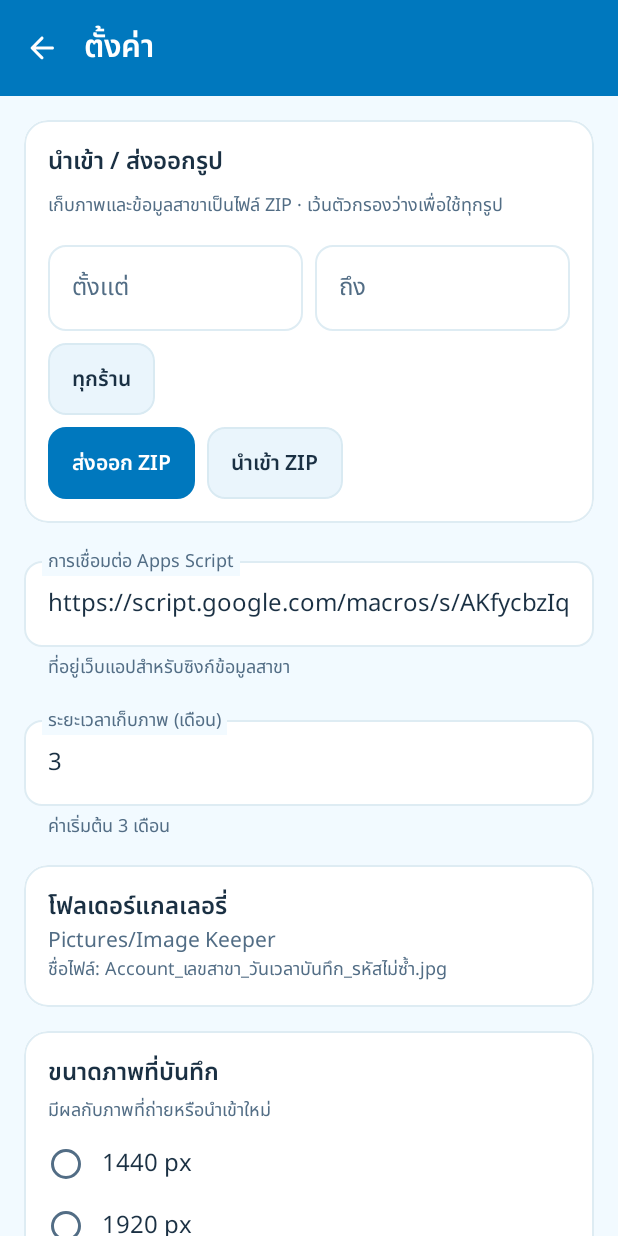
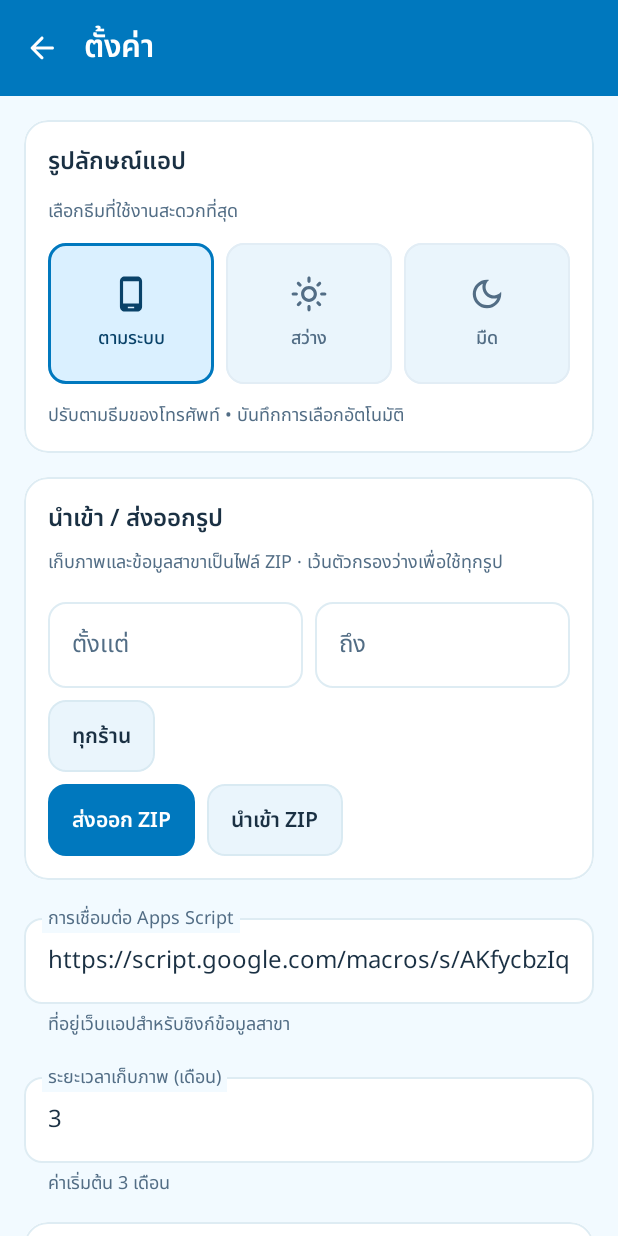
Before and after one commit to surakiatforwork-art/Image_Keeper, an Android app built with Jetpack Compose: the SettingsScreen screen opened through its navigation route, on a phone screen of 412 x 824 dp. Run offline under Robolectric (Android 15) with nearby library versions, the phone set to English and light mode, and no system bars; our stand-ins replace Room's generated code; 1 statement that could not run was skipped.

Commit message:
Add persistent system light dark theme selector with gallery palette

```diff
--- a/app/build.gradle.kts
+++ b/app/build.gradle.kts
@@ -14,8 +14,8 @@ android {
         applicationId = "com.branchphotovault"
         minSdk = 26
         targetSdk = 35
-        versionCode = 54
-        versionName = "1.4.0-beta.36-GalleryWorkContinuity-Private"
+        versionCode = 55
+        versionName = "1.4.0-beta.37-ManualThemeSelection-Private"
 
         testInstrumentationRunner = "androidx.test.runner.AndroidJUnitRunner"
         vectorDrawables {
--- a/app/src/main/java/com/branchphotovault/MainActivity.kt
+++ b/app/src/main/java/com/branchphotovault/MainActivity.kt
@@ -5,6 +5,10 @@ import android.view.KeyEvent
 import androidx.activity.ComponentActivity
 import androidx.activity.compose.setContent
 import androidx.compose.runtime.CompositionLocalProvider
+import androidx.compose.runtime.getValue
+import androidx.compose.foundation.isSystemInDarkTheme
+import androidx.lifecycle.compose.collectAsStateWithLifecycle
+import com.branchphotovault.data.model.AppThemeMode
 import com.branchphotovault.ui.theme.BranchPhotoVaultTheme
 
 class MainActivity : ComponentActivity() {
@@ -37,7 +41,15 @@ class MainActivity : ComponentActivity() {
         val app = application as BranchPhotoVaultApplication
 
         setContent {
-            BranchPhotoVaultTheme {
+            val themeMode by app.container.settingsRepository.appThemeModeFlow
+                .collectAsStateWithLifecycle(initialValue = AppThemeMode.SYSTEM)
+            val systemDark = isSystemInDarkTheme()
+            val useDark = when (themeMode) {
+                AppThemeMode.SYSTEM -> systemDark
+                AppThemeMode.LIGHT -> false
+                AppThemeMode.DARK -> true
+            }
+            BranchPhotoVaultTheme(darkTheme = useDark) {
                 CompositionLocalProvider(LocalAppContainer provides app.container) {
                     BranchPhotoVaultApp()
                 }
--- /dev/null
+++ b/app/src/main/java/com/branchphotovault/data/model/AppThemeMode.kt
@@ -0,0 +1,16 @@
+package com.branchphotovault.data.model
+
+/**
+ * User choice takes precedence over Android night-mode.
+ * SYSTEM preserves the application's existing default.
+ */
+enum class AppThemeMode(val label: String, val description: String) {
+    SYSTEM("ตามระบบ", "ปรับตามธีมของโทรศัพท์"),
+    LIGHT("สว่าง", "พื้นหลังสว่าง อ่านง่ายในที่มีแสง"),
+    DARK("มืด", "พื้นหลังเข้ม ถนอมสายตาในที่แสงน้อย");
+
+    companion object {
+        fun fromStored(value: String?): AppThemeMode =
+            entries.firstOrNull { it.name == value } ?: SYSTEM
+    }
+}
--- a/app/src/main/java/com/branchphotovault/data/repository/SettingsRepository.kt
+++ b/app/src/main/java/com/branchphotovault/data/repository/SettingsRepository.kt
@@ -6,6 +6,7 @@ import androidx.datastore.preferences.core.intPreferencesKey
 import androidx.datastore.preferences.core.longPreferencesKey
 import androidx.datastore.preferences.core.stringPreferencesKey
 import androidx.datastore.preferences.preferencesDataStore
+import com.branchphotovault.data.model.AppThemeMode
 import com.branchphotovault.data.model.ImageAspectRatioOption
 import com.branchphotovault.data.model.ImageSizeOption
 import com.branchphotovault.util.AppConfig
@@ -25,6 +26,19 @@ class SettingsRepository(private val context: Context) {
         val imageLongEdge = intPreferencesKey("image_long_edge")
         val imageAspectRatioKey = stringPreferencesKey("image_aspect_ratio_key")
         val lastCameraLensFacing = intPreferencesKey("last_camera_lens_facing")
+        val appThemeMode = stringPreferencesKey("app_theme_mode")
+    }
+
+    // A single DataStore flow drives the entire Material3 color scheme.
+    // Invalid future/legacy values fail safely to the Android system setting.
+    val appThemeModeFlow: Flow<AppThemeMode> = context.settingsDataStore.data.map { preferences ->
+        AppThemeMode.fromStored(preferences[Keys.appThemeMode])
+    }
+
+    suspend fun setAppThemeMode(value: AppThemeMode) {
+        context.settingsDataStore.edit { preferences ->
+            preferences[Keys.appThemeMode] = value.name
+        }
     }
 
     val baseUrlFlow: Flow<String> = context.settingsDataStore.data.map { preferences ->
--- /dev/null
+++ b/app/src/main/java/com/branchphotovault/ui/components/AppThemePicker.kt
@@ -0,0 +1,118 @@
+package com.branchphotovault.ui.components
+
+import androidx.compose.foundation.BorderStroke
+import androidx.compose.foundation.layout.Arrangement
+import androidx.compose.foundation.layout.Column
+import androidx.compose.foundation.layout.Row
+import androidx.compose.foundation.layout.Spacer
+import androidx.compose.foundation.layout.fillMaxWidth
+import androidx.compose.foundation.layout.height
+import androidx.compose.foundation.layout.padding
+import androidx.compose.foundation.layout.size
+import androidx.compose.foundation.shape.RoundedCornerShape
+import androidx.compose.material.icons.Icons
+import androidx.compose.material.icons.outlined.CheckCircle
+import androidx.compose.material.icons.outlined.DarkMode
+import androidx.compose.material.icons.outlined.LightMode
+import androidx.compose.material.icons.outlined.PhoneAndroid
+import androidx.compose.material3.Icon
+import androidx.compose.material3.MaterialTheme
+import androidx.compose.material3.Surface
+import androidx.compose.material3.Text
+import androidx.compose.runtime.Composable
+import androidx.compose.ui.Alignment
+import androidx.compose.ui.Modifier
+import androidx.compose.ui.graphics.Color
+import androidx.compose.ui.graphics.vector.ImageVector
+import androidx.compose.ui.unit.dp
+import com.branchphotovault.data.model.AppThemeMode
+
+/**
+ * Theme is a user preference, not a temporary Settings form value:
+ * switching a tile updates the whole app and writes to DataStore immediately.
+ */
+@Composable
+fun AppThemePicker(
+    selected: AppThemeMode,
+    onSelected: (AppThemeMode) -> Unit,
+    modifier: Modifier = Modifier
+) {
+    val scheme = MaterialTheme.colorScheme
+    GlassCard(modifier) {
+        Column(
+            modifier = Modifier.fillMaxWidth().padding(16.dp),
+            verticalArrangement = Arrangement.spacedBy(12.dp)
+        ) {
+            Text("รูปลักษณ์แอป", style = MaterialTheme.typography.titleMedium)
+            Text(
+                "เลือกธีมที่ใช้งานสะดวกที่สุด",
+                style = MaterialTheme.typography.bodySmall,
+                color = scheme.onSurfaceVariant
+            )
+            Row(
+                modifier = Modifier.fillMaxWidth(),
+                horizontalArrangement = Arrangement.spacedBy(8.dp)
+            ) {
+                AppThemeTile(
+                    mode = AppThemeMode.SYSTEM,
+                    icon = Icons.Outlined.PhoneAndroid,
+                    selected = selected == AppThemeMode.SYSTEM,
+                    onClick = { onSelected(AppThemeMode.SYSTEM) },
+                    modifier = Modifier.weight(1f)
+                )
+                AppThemeTile(
+                    mode = AppThemeMode.LIGHT,
+                    icon = Icons.Outlined.LightMode,
+                    selected = selected == AppThemeMode.LIGHT,
+                    onClick = { onSelected(AppThemeMode.LIGHT) },
+                    modifier = Modifier.weight(1f)
+                )
+                AppThemeTile(
+                    mode = AppThemeMode.DARK,
+                    icon = Icons.Outlined.DarkMode,
+                    selected = selected == AppThemeMode.DARK,
+                    onClick = { onSelected(AppThemeMode.DARK) },
+                    modifier = Modifier.weight(1f)
+                )
+            }
+            Text(
+                selected.description + " • บันทึกการเลือกอัตโนมัติ",
+                style = MaterialTheme.typography.bodySmall,
+                color = scheme.onSurfaceVariant
+            )
+        }
+    }
+}
+
+@Composable
+private fun AppThemeTile(
+    mode: AppThemeMode,
+    icon: ImageVector,
+    selected: Boolean,
+    onClick: () -> Unit,
+    modifier: Modifier = Modifier
+) {
+    val scheme = MaterialTheme.colorScheme
+    val shape = RoundedCornerShape(12.dp)
+    Surface(
+        onClick = onClick,
+        modifier = modifier.height(94.dp),
+        shape = shape,
+        color = if (selected) scheme.primaryContainer else scheme.surfaceVariant,
+        contentColor = if (selected) scheme.onPrimaryContainer else scheme.onSurfaceVariant,
+        border = BorderStroke(
+            width = if (selected) 2.dp else 1.dp,
+            color = if (selected) scheme.primary else scheme.outlineVariant
+        )
+    ) {
+        Column(
+            modifier = Modifier.padding(8.dp),
+            horizontalAlignment = Alignment.CenterHorizontally,
+            verticalArrangement = Arrangement.Center
+        ) {
+            Icon(icon, contentDescription = null, modifier = Modifier.size(25.dp))
+            Spacer(Modifier.height(8.dp))
+            Text(mode.label, style = MaterialTheme.typography.labelMedium)
+        }
+    }
+}
--- a/app/src/main/java/com/branchphotovault/ui/components/GlassComponents.kt
+++ b/app/src/main/java/com/branchphotovault/ui/components/GlassComponents.kt
@@ -24,6 +24,7 @@ import androidx.compose.ui.Modifier
 import androidx.compose.ui.draw.clip
 import androidx.compose.ui.graphics.Brush
 import androidx.compose.ui.graphics.Color
+import androidx.compose.ui.graphics.luminance
 import androidx.compose.ui.graphics.SolidColor
 import androidx.compose.ui.graphics.graphicsLayer
 import androidx.compose.ui.platform.LocalSoftwareKeyboardController
@@ -90,17 +91,22 @@ fun GlassToolbar(
     navigationIcon: @Composable () -> Unit = {},
     actions: @Composable RowScope.() -> Unit = {}
 ) {
+    val scheme=MaterialTheme.colorScheme
+    val isDark = scheme.background.luminance() < 0.35f
+    // Dark palette: navy chrome with sky-blue content; light palette: blue with white content.
+    val barColor = if (isDark) scheme.primaryContainer else scheme.primary
+    val foreground = if (isDark) scheme.onPrimaryContainer else scheme.onPrimary
     TopAppBar(
         title=title,
         modifier=modifier,
         navigationIcon=navigationIcon,
         actions=actions,
         colors=TopAppBarDefaults.topAppBarColors(
-            containerColor=MaterialTheme.colorScheme.primary,
-            scrolledContainerColor=MaterialTheme.colorScheme.primary,
-            titleContentColor=MaterialTheme.colorScheme.onPrimary,
-            navigationIconContentColor=MaterialTheme.colorScheme.onPrimary,
-            actionIconContentColor=MaterialTheme.colorScheme.onPrimary
+            containerColor=barColor,
+            scrolledContainerColor=barColor,
+            titleContentColor=foreground,
+            navigationIconContentColor=foreground,
+            actionIconContentColor=foreground
         )
     )
 }
--- a/app/src/main/java/com/branchphotovault/ui/screens/SettingsScreen.kt
+++ b/app/src/main/java/com/branchphotovault/ui/screens/SettingsScreen.kt
@@ -35,6 +35,7 @@ import androidx.compose.ui.Modifier
 import androidx.compose.ui.semantics.Role
 import androidx.compose.ui.unit.dp
 import androidx.lifecycle.compose.collectAsStateWithLifecycle
+import com.branchphotovault.ui.components.AppThemePicker
 import com.branchphotovault.data.model.ImageAspectRatioOption
 import com.branchphotovault.data.model.ImageSizeOption
 import com.branchphotovault.ui.viewmodel.SettingsViewModel
@@ -46,6 +47,7 @@ fun SettingsScreen(
     onBack: () -> Unit
 ) {
     val uiState by viewModel.uiState.collectAsStateWithLifecycle()
+    val selectedTheme by viewModel.themeMode.collectAsStateWithLifecycle()
     val snackbarHostState = remember { SnackbarHostState() }
 
     LaunchedEffect(uiState.message) {
@@ -76,6 +78,11 @@ fun SettingsScreen(
                 .padding(horizontal=16.dp,vertical=16.dp),
             verticalArrangement = Arrangement.spacedBy(16.dp)
         ) {
+            AppThemePicker(
+                selected = selectedTheme,
+                onSelected = viewModel::updateThemeMode,
+                modifier = Modifier.fillMaxWidth()
+            )
             PhotoTransferCard()
             OutlinedTextField(
                 value = uiState.baseUrl,
--- a/app/src/main/java/com/branchphotovault/ui/theme/Theme.kt
+++ b/app/src/main/java/com/branchphotovault/ui/theme/Theme.kt
@@ -74,7 +74,9 @@ fun BranchPhotoVaultTheme(
     SideEffect {
         (view.context as? android.app.Activity)?.window?.let { window ->
             WindowCompat.getInsetsController(window,view).apply {
-                isAppearanceLightStatusBars = darkTheme
+                // The toolbar is blue in light mode and deep navy-blue in dark mode:
+                // both need white status-bar glyphs; navigation follows theme contrast.
+                isAppearanceLightStatusBars = false
                 isAppearanceLightNavigationBars = !darkTheme
             }
         }
--- a/app/src/main/java/com/branchphotovault/ui/viewmodel/SettingsViewModel.kt
+++ b/app/src/main/java/com/branchphotovault/ui/viewmodel/SettingsViewModel.kt
@@ -6,6 +6,7 @@ import androidx.lifecycle.viewModelScope
 import com.branchphotovault.data.repository.BranchRepository
 import com.branchphotovault.data.repository.PhotoRepository
 import com.branchphotovault.data.repository.SettingsRepository
+import com.branchphotovault.data.model.AppThemeMode
 import com.branchphotovault.data.model.ImageAspectRatioOption
 import com.branchphotovault.data.model.ImageSizeOption
 import com.branchphotovault.util.AppConfig
@@ -59,6 +60,23 @@ class SettingsViewModel(
     private val isCheckingApi = MutableStateFlow(false)
     private val isCleaningUp = MutableStateFlow(false)
     private val message = MutableStateFlow<String?>(null)
+
+    // Immediate-update preference, separate from the settings 'save' form.
+    val themeMode: StateFlow<AppThemeMode> = settingsRepository.appThemeModeFlow.stateIn(
+        scope = viewModelScope,
+        started = SharingStarted.WhileSubscribed(5_000),
+        initialValue = AppThemeMode.SYSTEM
+    )
+
+    fun updateThemeMode(value: AppThemeMode) {
+        viewModelScope.launch {
+            try {
+                settingsRepository.setAppThemeMode(value)
+            } catch (error: Exception) {
+                message.value = error.message ?: "ไม่สามารถเปลี่ยนธีมได้"
+            }
+        }
+    }
 
     init {
         viewModelScope.launch {
```
Also changed, not shown: 3 other files.
